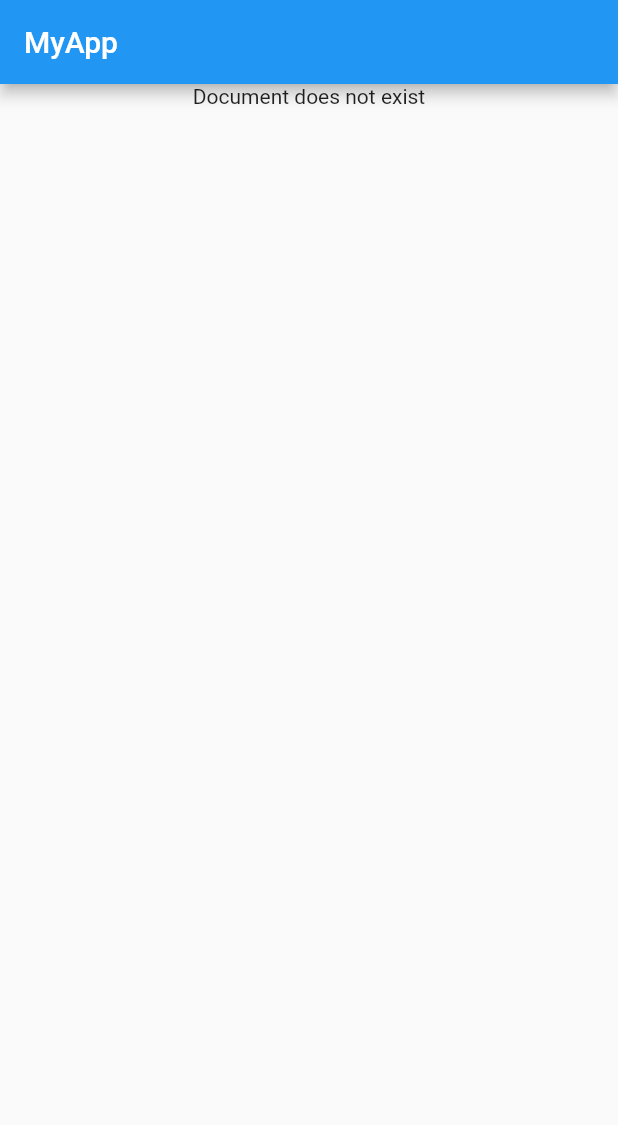
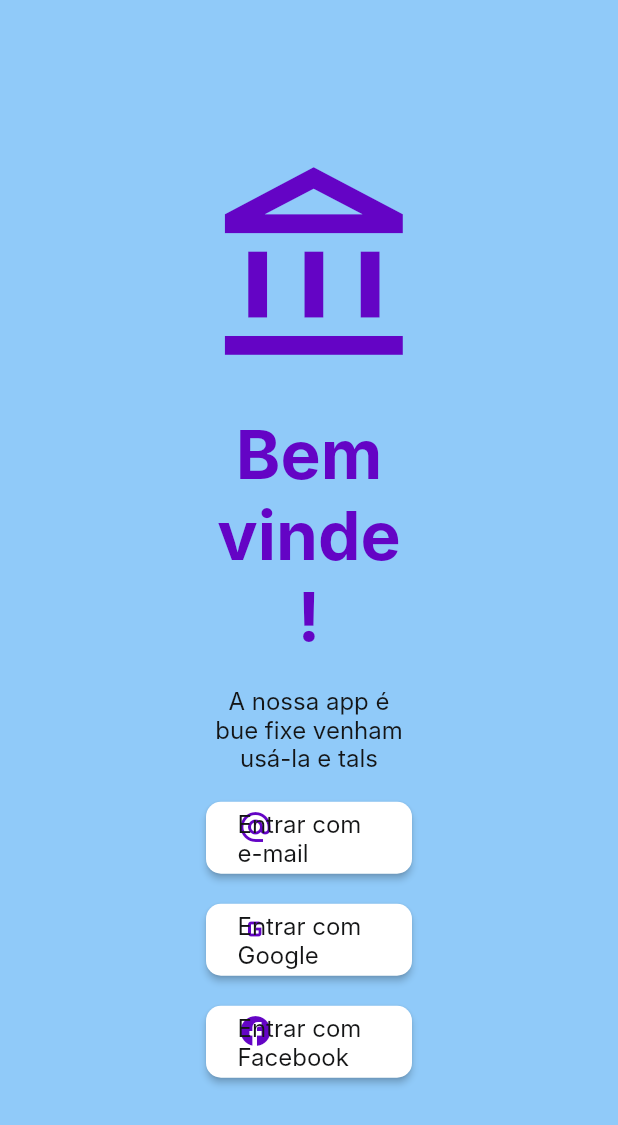
Before and after one commit to parlamento-org/parlamento-app, a Flutter app: the screen it shows after launch, on a phone screen of 412 x 824 dp. Shown: the top 1125 px of the screen. Run offline on Flutter 3.47's test engine with Material 2 defaults, Android fonts, the phone set to English and light mode, and no system bars; our stand-ins replace cloud_firestore, firebase_auth, firebase_core, google_sign_in; missing offline and left inert: flutter_facebook_auth; accounts and stored records are empty; Roboto replaces fonts that are missing (Inter).

Commit message:
Add Facebook and Google login

```diff
--- /dev/null
+++ b/frontend/lib/login_widgets/initial_ogin_method_button.dart
@@ -0,0 +1,41 @@
+import 'package:flutter/material.dart';
+
+import '../themes/base_theme.dart';
+
+class LoginMethodButton extends StatelessWidget {
+  /// The main title to show in the top left of the view
+  final void Function() onPressed;
+
+  final String buttonText;
+  final IconData buttonIcon;
+  const LoginMethodButton(
+      {Key? key,
+      required this.onPressed,
+      required this.buttonText,
+      required this.buttonIcon})
+      : super(key: key);
+
+  @override
+  Widget build(BuildContext context) {
+    return ElevatedButton(
+        style: initialLoginbuttonStyle,
+        onPressed: onPressed,
+        child: Padding(
+          padding: const EdgeInsets.all(5.0),
+          child: Stack(
+            children: <Widget>[
+              Align(
+                  alignment: Alignment.centerLeft,
+                  child: Icon(
+                    buttonIcon,
+                    color: baseTheme.primaryColor,
+                    size: 24.0,
+                  )),
+              Align(
+                  alignment: Alignment.center,
+                  child: Text(buttonText, style: secondaryTextStyle))
+            ],
+          ), // <-- Text
+        ));
+  }
+}
--- /dev/null
+++ b/frontend/lib/login_widgets/login_method_choice.dart
@@ -0,0 +1,108 @@
+import 'dart:developer';
+import 'package:cloud_firestore/cloud_firestore.dart';
+import 'package:flutter/material.dart';
+import 'package:frontend/external_login/create_user.dart';
+import 'package:frontend/external_login/facebook_sign_in.dart';
+import 'package:frontend/external_login/google_sign_in.dart';
+import 'package:frontend/login_widgets/initial_ogin_method_button.dart';
+import 'package:frontend/themes/base_theme.dart';
+import 'package:flutter/foundation.dart' show kIsWeb;
+
+class LoginMethodChoice extends StatelessWidget {
+  /// The main title to show in the top left of the view
+
+  const LoginMethodChoice({Key? key}) : super(key: key);
+
+  @override
+  Widget build(BuildContext context) {
+    return Padding(
+        padding: EdgeInsets.only(
+            left: MediaQuery.of(context).size.width / 3,
+            right: MediaQuery.of(context).size.width / 3),
+        child: ListView(
+          shrinkWrap: true,
+          children: [
+            Icon(
+              Icons.account_balance_outlined,
+              size: 150.0,
+              color: baseTheme.colorScheme.primary,
+            ),
+            smallSeparator,
+            Text(
+              "Bem vinde!",
+              style: mainTitleStyle,
+              textAlign: TextAlign.center,
+            ),
+            smallSeparator,
+            Text(
+              "A nossa app é bue fixe venham usá-la e tals",
+              style: secondaryTextStyle,
+              textAlign: TextAlign.center,
+            ),
+            smallSeparator,
+            LoginMethodButton(
+              onPressed: () => {
+                Navigator.of(context).push(MaterialPageRoute(
+                    builder: (context) => const LoginMethodChoice()))
+              },
+              buttonText: "Entrar com e-mail",
+              buttonIcon: Icons.alternate_email,
+            ),
+            smallSeparator,
+            LoginMethodButton(
+              onPressed: () => {
+                if (kIsWeb)
+                  {
+                    signInWithGoogleWeb().then((credential) {
+                      createUser(credential.user!);
+                      Navigator.of(context).push(MaterialPageRoute(
+                          builder: (context) => const Scaffold(
+                                body: Text("Logged in with Google!"),
+                              )));
+                    })
+                  }
+                else
+                  {
+                    signInWithGoogle().then((credential) {
+                      createUser(credential.user!);
+                      Navigator.of(context).push(MaterialPageRoute(
+                          builder: (context) => const Scaffold(
+                                body: Text("Logged in with Google!"),
+                              )));
+                    })
+                  }
+              },
+              buttonText: "Entrar com Google",
+              buttonIcon: Icons.g_mobiledata,
+            ),
+            smallSeparator,
+            LoginMethodButton(
+              onPressed: () => {
+                if (kIsWeb)
+                  {
+                    signInWithFacebookWeb().then((credential) {
+                      createUser(credential.user!);
+                      Navigator.of(context).push(MaterialPageRoute(
+                          builder: (context) => const Scaffold(
+                                body: Text("Logged in with Facebook!"),
+                              )));
+                    })
+                  }
+                else
+                  {
+                    signInWithFacebook().then((credential) {
+                      createUser(credential.user!);
+                      Navigator.of(context).push(MaterialPageRoute(
+                          builder: (context) => const Scaffold(
+                                body: Text("Logged in with Facebook!"),
+                              )));
+                    })
+                  }
+              },
+              buttonText: "Entrar com Facebook",
+              buttonIcon: Icons.facebook,
+            )
+          ],
+        ));
+  }
+}
--- a/frontend/lib/main.dart
+++ b/frontend/lib/main.dart
@@ -1,6 +1,8 @@
+import 'package:firebase_auth/firebase_auth.dart';
 import 'package:flutter/material.dart';
 import 'package:firebase_core/firebase_core.dart';
-import 'package:frontend/example_widgets/get_user_example.dart';
+import 'package:frontend/login_widgets/login_method_choice.dart';
+import 'package:frontend/themes/base_theme.dart';
 import 'firebase_options.dart';
 
 void main() {
@@ -27,6 +29,7 @@ class MyApp extends StatelessWidget {
 
         // Once complete, show your application
         if (snapshot.connectionState == ConnectionState.done) {
+          FirebaseAuth.instance.setPersistence(Persistence.NONE);
           return MaterialApp(
             title: 'Flutter Demo',
             theme: ThemeData(
@@ -58,9 +61,9 @@ class MyHomePage extends StatelessWidget {
   @override
   Widget build(BuildContext context) {
     return Scaffold(
-        appBar: AppBar(
-          title: const Text("MyApp"),
-        ),
-        body: Center(child: Column(children: const [GetUserName("Poodlers")])));
+        backgroundColor: baseTheme.backgroundColor,
+        body: Column(
+            mainAxisAlignment: MainAxisAlignment.center,
+            children: const [Center(child: LoginMethodChoice())]));
   }
 }
--- a/frontend/lib/themes/base_theme.dart
+++ b/frontend/lib/themes/base_theme.dart
@@ -1,13 +1,15 @@
 import 'package:flutter/material.dart';
 
 final baseTheme = ThemeData(
+  primaryColor: const Color(0xff6404C5),
+  primaryColorLight: const Color.fromARGB(255, 255, 255, 255),
   scaffoldBackgroundColor: const Color(0xff6404C5),
   dialogBackgroundColor: const Color.fromARGB(255, 255, 255, 255),
   backgroundColor: const Color(0xffD7D7FF),
   colorScheme: ColorScheme.fromSwatch().copyWith(
-    primary: const Color(0xff6404C5),
-    secondary: const Color(0xffD7D7FF),
-  ),
+      primary: const Color(0xff6404C5),
+      secondary: const Color(0xffD7D7FF),
+      tertiary: const Color.fromARGB(255, 20, 21, 22)),
   textTheme: Typography.blackCupertino.apply(
     bodyColor: const Color.fromARGB(255, 72, 72, 72),
     displayColor: const Color.fromARGB(255, 20, 21, 22),
@@ -17,3 +19,29 @@ final baseTheme = ThemeData(
 );
 
 const BorderRadius dialogRadius = BorderRadius.all(Radius.circular(4));
+TextStyle mainTitleStyle = TextStyle(
+  color: baseTheme.primaryColor,
+  fontFamily: 'Inter',
+  fontSize: 45.0,
+  fontWeight: FontWeight.bold,
+);
+
+TextStyle secondaryTextStyle = TextStyle(
+  color: baseTheme.colorScheme.tertiary,
+  fontFamily: 'Inter',
+  fontSize: 16.0,
+);
+
+const smallSeparator = SizedBox(
+  height: 20,
+);
+
+ButtonStyle initialLoginbuttonStyle = ButtonStyle(
+    textStyle: MaterialStateProperty.resolveWith(((states) {
+      return secondaryTextStyle;
+    })),
+    backgroundColor: MaterialStateProperty.resolveWith(
+        (states) => baseTheme.primaryColorLight),
+    shape: MaterialStateProperty.resolveWith((states) =>
+        const RoundedRectangleBorder(
+            borderRadius: BorderRadius.all(Radius.circular(10.0)))));
```
Also changed, not shown: frontend/lib/external_login/create_user.dart (added, +34 -0 lines), frontend/lib/external_login/facebook_sign_in.dart (added, +27 -0 lines), frontend/lib/external_login/google_sign_in.dart (added, +30 -0 lines), frontend/lib/login_widgets/autentication_layout.dart (added, +60 -0 lines), frontend/pubspec.yaml (+5 -4 lines), frontend/pubspec.lock, 5 other files.
